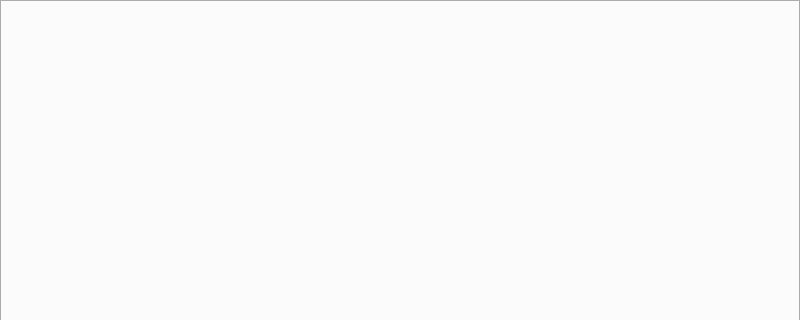
Old version of the form 2.x/UI/dooble.ui in the repository textbrowser/dooble; both pictures show x 0 to 800 and y 0 to 320 of the 800 by 600 pixel window.
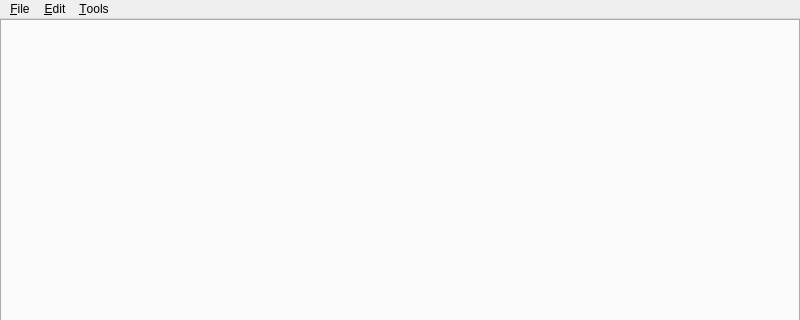
New version of the form. Icons and pictures are not drawn. Custom widgets are drawn as their Qt base class.

Commit message: Menu bar.

```diff
--- a/2.x/UI/dooble.ui
+++ b/2.x/UI/dooble.ui
@@ -39,6 +39,34 @@
     </item>
    </layout>
   </widget>
+  <widget class="QMenuBar" name="menuBar">
+   <property name="geometry">
+    <rect>
+     <x>0</x>
+     <y>0</y>
+     <width>800</width>
+     <height>22</height>
+    </rect>
+   </property>
+   <widget class="QMenu" name="menu_file">
+    <property name="title">
+     <string>&amp;File</string>
+    </property>
+   </widget>
+   <widget class="QMenu" name="menu_edit">
+    <property name="title">
+     <string>&amp;Edit</string>
+    </property>
+   </widget>
+   <widget class="QMenu" name="menu_tools">
+    <property name="title">
+     <string>&amp;Tools</string>
+    </property>
+   </widget>
+   <addaction name="menu_file"/>
+   <addaction name="menu_edit"/>
+   <addaction name="menu_tools"/>
+  </widget>
   <action name="action_New_Tab">
    <property name="text">
     <string>New &amp;Tab</string>
```
The commit also changes 3 other files.
